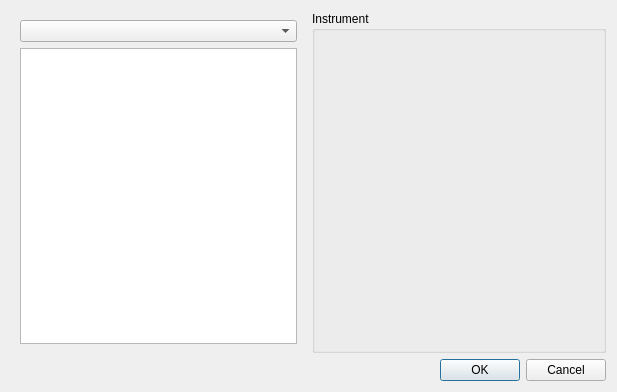
Before: the Qt Designer form midi-recorder/instrumentselectiondialog.ui in wtrsltnk/craft, drawn with Qt 5.
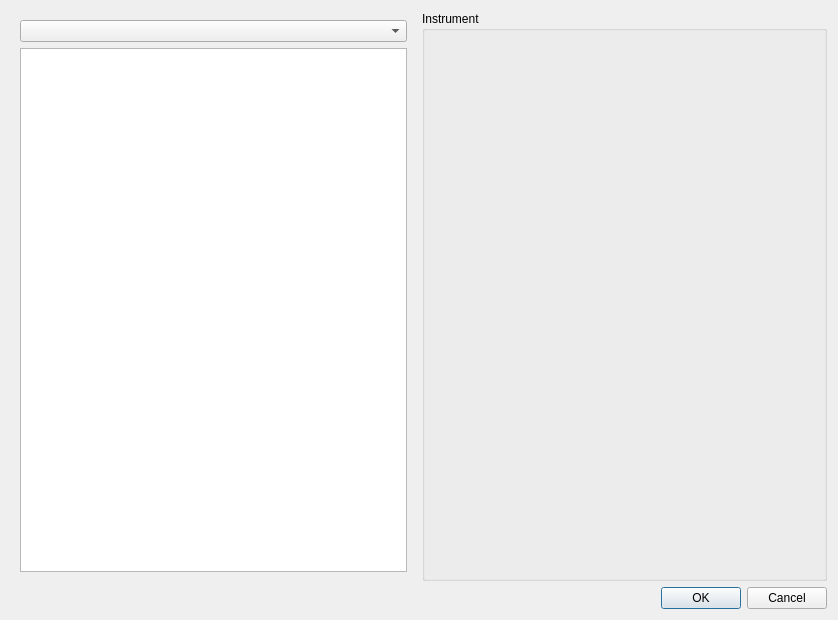
After: the same form once the commit is applied.

Patch:
```diff
--- a/midi-recorder/instrumentselectiondialog.ui
+++ b/midi-recorder/instrumentselectiondialog.ui
@@ -6,8 +6,8 @@
    <rect>
     <x>0</x>
     <y>0</y>
-    <width>617</width>
-    <height>392</height>
+    <width>838</width>
+    <height>620</height>
    </rect>
   </property>
   <property name="windowTitle">
```
Left out of the diff: 6 changed lines with no effect on the pictures.
